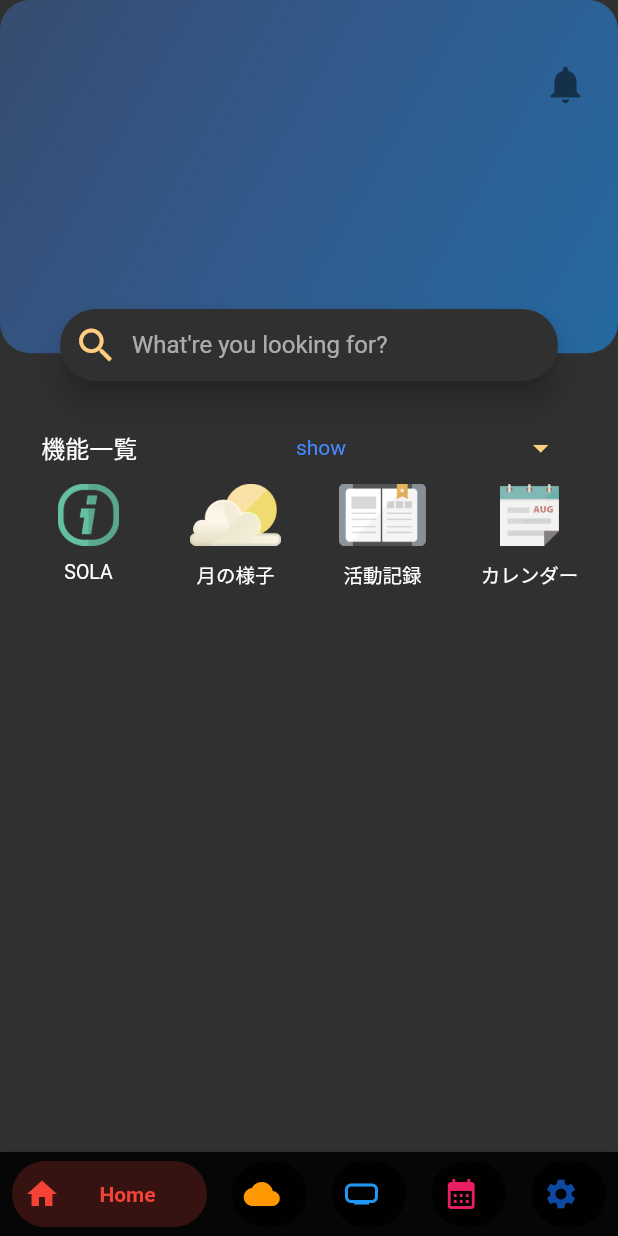
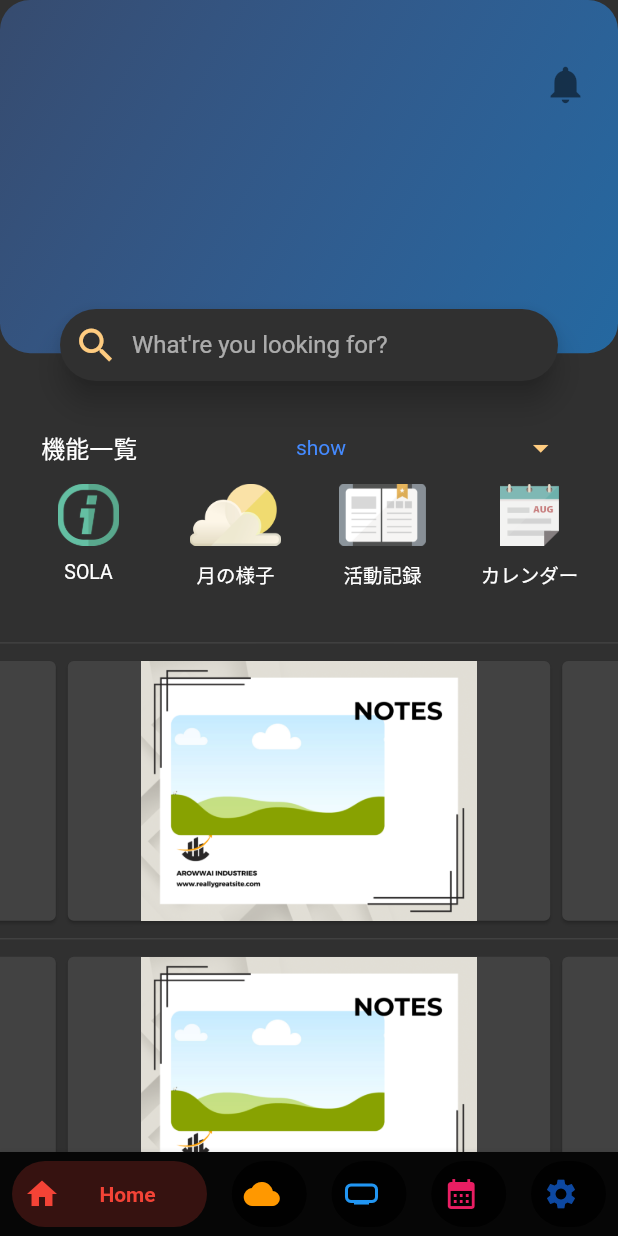
Before and after one commit to Nori0219/SOLA, a Flutter app: the screen it shows after launch, on a phone screen of 412 x 824 dp. Run offline on Flutter 3.47's test engine with Material 2 defaults, Android fonts, the phone set to English and light mode, and no system bars; drawn by our look-alikes of carousel_slider; our stand-ins replace lottie, table_calendar; missing offline and left inert: moon_phase.

Commit message:
カルーセルの追加・活動記録への遷移追加

```diff
--- a/lib/UI/home_page.dart
+++ b/lib/UI/home_page.dart
@@ -1,3 +1,4 @@
+import 'package:carousel_slider/carousel_slider.dart';
 import 'package:flutter/material.dart';
 import 'package:flutter/services.dart';
 import 'package:sola/UI/moon_page.dart';
@@ -5,6 +6,7 @@
 import 'package:sola/UI/widgets/maincustomcard.dart';
 import 'package:sola/model/category.dart';
 import 'package:sola/model/topic.dart';
+import 'package:url_launcher/url_launcher.dart';
 
 
 class HomePage extends StatefulWidget {
@@ -14,15 +16,21 @@
   State<HomePage> createState() => _HomePageState();
 }
 
-class _HomePageState extends State<HomePage> {
+final Uri _url_official1 = Uri.parse('https://spiky-possum-bbc.notion.site/5-16-00de8e95f574405e93c8c7c0bda9437f');
+Future<void> _launchUrl1() async {
+  if (!await launchUrl(_url_official1,mode: LaunchMode.platformDefault,)) {
 
-  var scaffoldKey = GlobalKey<ScaffoldState>();
-
-  bool isExpanded = false;
-  late List<Category> categoryItems;
-  //late List<Topic> topicListItems;
+    throw 'アクセスできませんでした $_url_official1';
+  }
+}
 
 
+class _HomePageState extends State<HomePage> {
+  var scaffoldKey = GlobalKey<ScaffoldState>();
+  bool isExpanded = false;
+
+  //late List<Category> categoryItems;
+  //late List<Topic> topicListItems;
   @override
   void initState() {
     // TODO: implement initState
@@ -99,24 +107,97 @@
                   ),
                 ),
                 function_Widget(isExpanded: isExpanded),
-                //Divider(),
-                // Container(
-                //   child: ListView.builder(
-                //     padding: EdgeInsets.all(5),
-                //     shrinkWrap: true,
-                //     itemCount: topicListItems.length,
-                //     scrollDirection: Axis.horizontal,
-                //     itemBuilder: (BuildContext context, index) {
-                //       //return CustomCard();
-                //     },
-                //   ),
-                // )
+                Divider(),
+
+                scrol_Widget(height: _height),
+                Divider(),
+                scrol_Widget(height: _height),
+
               ],
               )
             ),
           ),
       );
     }
+}
+
+
+
+
+class scrol_Widget extends StatelessWidget {
+  const scrol_Widget({
+    Key? key,
+    required double height,
+  }) : _height = height, super(key: key);
+
+  final double _height;
+
+  @override
+  Widget build(BuildContext context) {
+    return CarouselSlider(
+      items: [
+        GestureDetector(
+            onTap: (){
+              _launchUrl1() ;
+              print('作成中だよ');
+            },//遷移の記述を書く
+            child: Card(
+              child:  Container(
+                decoration: BoxDecoration(
+                  image: DecorationImage(
+                    image: AssetImage('assets/displey_images/example.png'), //休講情報
+                   // fit: BoxFit.fill,
+                  ),
+                ),
+              ),
+            )
+        ),
+        GestureDetector(
+            onTap: (){
+              _launchUrl1() ;
+              print('作成中だよ');
+            },//遷移の記述を書く
+            child: Card(
+              child:  Container(
+                decoration: BoxDecoration(
+                  image: DecorationImage(
+                    image: AssetImage('assets/displey_images/example.png'), //休講情報
+                    //fit: BoxFit.fill,
+                  ),
+                ),
+              ),
+            )
+        ),
+        GestureDetector(
+            onTap: (){
+              _launchUrl1() ;
+              print('作成中だよ');
+            },//遷移の記述を書く
+            child: Card(
+              child:  Container(
+                decoration: BoxDecoration(
+                  image: DecorationImage(
+                    image: AssetImage('assets/displey_images/example.png'), //休講情報
+                   // fit: BoxFit.fill,
+                  ),
+                ),
+              ),
+            )
+        ),
+      ],
+      options: CarouselOptions(
+        height: _height * 0.22,
+        initialPage: 0, //最初のページ
+        //aspectRatio: 1/20,
+        enableInfiniteScroll: true, //無限スクロール
+        autoPlay: true, //自動スクロール
+        autoPlayInterval: Duration(seconds: 6), //スクロールのインターバル
+        autoPlayAnimationDuration: Duration(milliseconds: 800), //スクロールの時間
+        // autoPlayCurve: Curves.fastOutSlowIn, //スクロールの仕方
+        // enlargeCenterPage:false, //真ん中を拡大表示
+      ),
+    );
+  }
 }
 
 class function_Widget extends StatelessWidget {
--- a/pubspec.yaml
+++ b/pubspec.yaml
@@ -41,6 +41,8 @@
   moon_phase: ^1.0.1+8
   lottie: ^1.4.3
   flutter_gradients: ^1.0.0+3
+  carousel_slider: ^4.1.1
+  url_launcher: ^6.1.6
 
 dev_dependencies:
   flutter_test:
@@ -68,6 +70,7 @@
   assets:
     - assets/icons/
     - assets/images/
+    - assets/displey_images/
   #   - images/a_dot_burr.jpeg
   #   - images/a_dot_ham.jpeg
 
```
Also changed, not shown: assets/displey_images/example.png (added), pubspec.lock, 4 other files.
